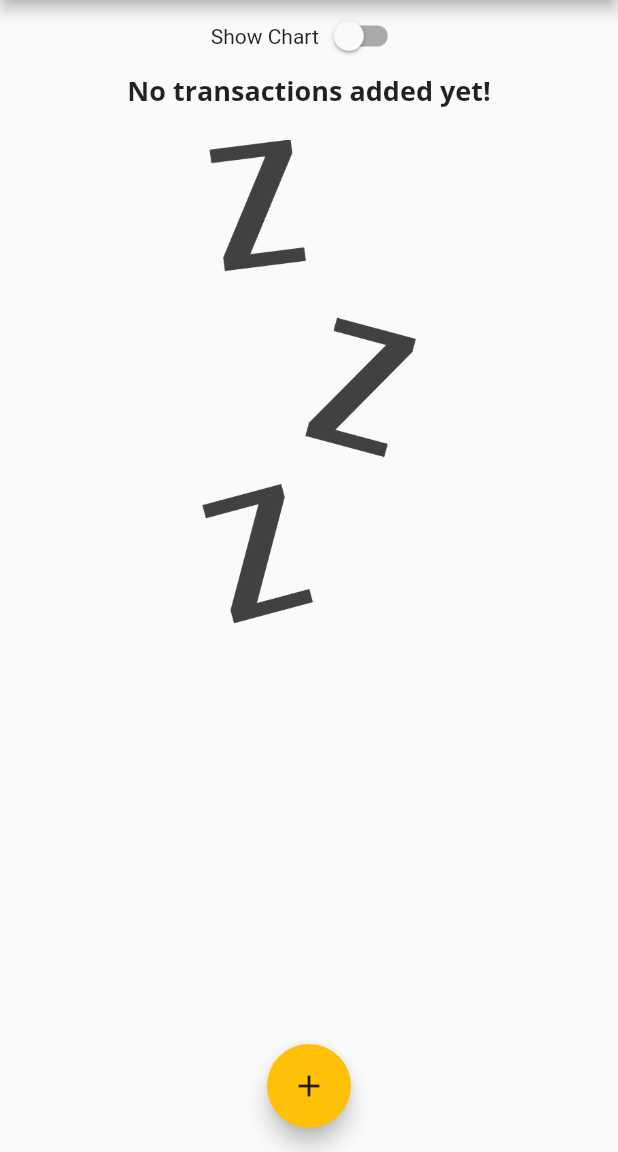
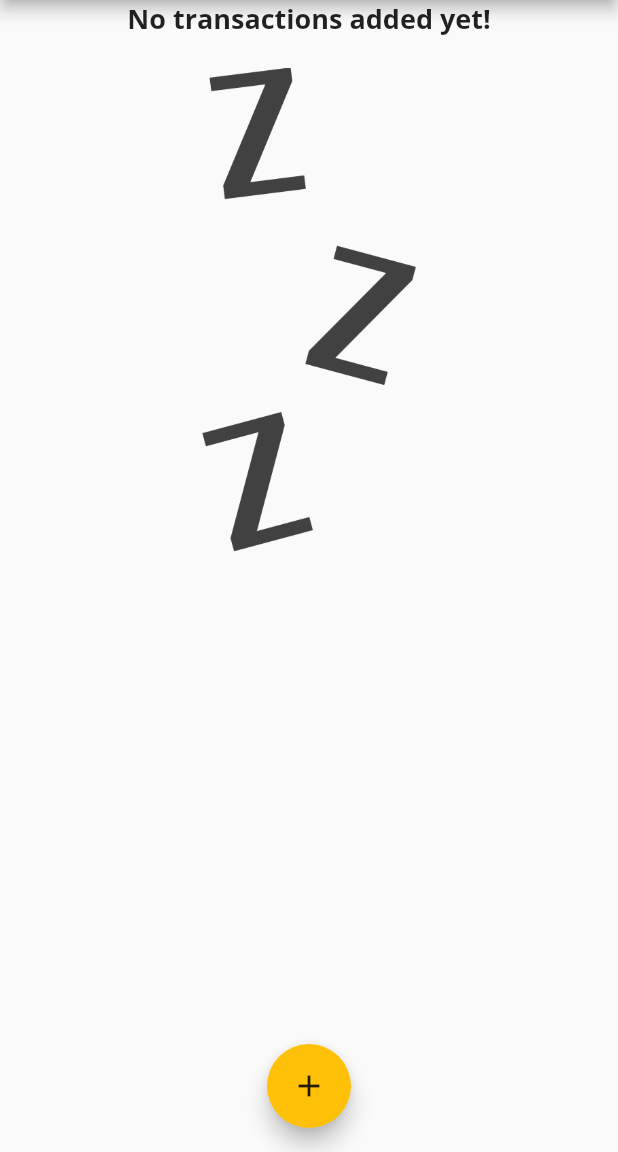
Before and after one commit to ahujasachin92/private-flutter-learning, a Flutter app: the screen it shows after launch, on a phone screen of 412 x 824 dp, the part 84-1236 px from its top. Run offline on Flutter 3.47's test engine with Material 2 defaults, Android fonts, the phone set to English and light mode, and no system bars.

Commit message:
Flutter Learning - Expense App

```diff
--- a/lib/main.dart
+++ b/lib/main.dart
@@ -8,11 +8,11 @@ import './widgets/new_transaction.dart';
 import './widgets/chart.dart';
 
 void main() {
-  /*WidgetsFlutterBinding.ensureInitialized();
-  SystemChrome.setPreferredOrientations([
-    DeviceOrientation.portraitUp,
-    DeviceOrientation.portraitDown,
-  ]);*/
+  //WidgetsFlutterBinding.ensureInitialized();
+  //SystemChrome.setPreferredOrientations([
+    //DeviceOrientation.portraitUp,
+    //DeviceOrientation.portraitDown,
+  //]);
   runApp(MyApp());
 }
 
@@ -123,6 +123,7 @@ void _addNewTransaction(String txTitle, double txAmount, DateTime chosenDate) {
 
   @override
   Widget build(BuildContext context) {
+    final isLandscape = MediaQuery.of(context).orientation == Orientation.landscape;
     final appBar = AppBar(
         title: Text('Personal Expenses',
         //style: TextStyle(fontFamily: 'OpenSans'),
@@ -141,7 +142,7 @@ void _addNewTransaction(String txTitle, double txAmount, DateTime chosenDate) {
           //mainAxisAlignment: MainAxisAlignment.start,
           //crossAxisAlignment: CrossAxisAlignment.stretch,
           children: <Widget> [
-            Row(
+            isLandscape ? Row(
               mainAxisAlignment: MainAxisAlignment.center,
               children: [
               Text('Show Chart'),
@@ -154,7 +155,7 @@ void _addNewTransaction(String txTitle, double txAmount, DateTime chosenDate) {
                 }
                 ),
             ],
-            ),
+            ) :
             _showChart? Container(
               height: (
                 MediaQuery.of(context).size.height -
```
